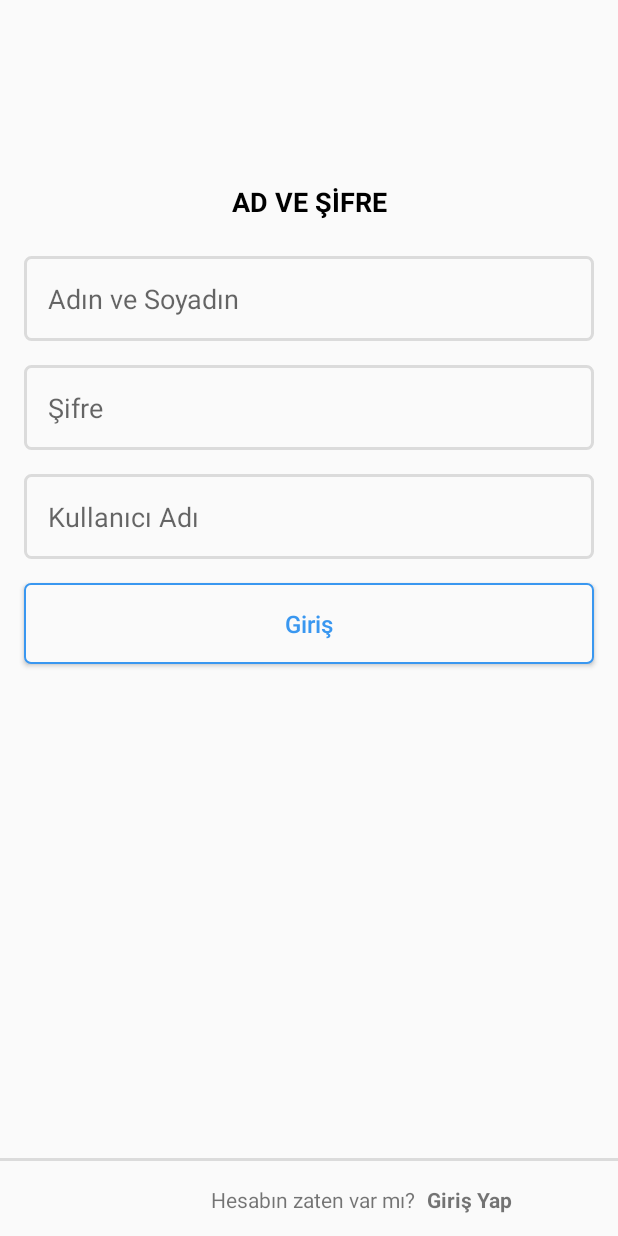
After one commit to erolaksoy/instagram-clone-app-kotlin, an Android app: the layout fragment_kayit.xml on its own in the app's theme, with its tools: preview values and no code run, on a phone screen of 412 x 824 dp. The commit adds this screen. Run offline under Robolectric (Android 15) with nearby library versions, the phone set to English and light mode, and no system bars.

```diff
--- a/app/src/main/java/com/erolaksoy/instagramclone/Login/EmailGirisYontemiFragment.kt
+++ b/app/src/main/java/com/erolaksoy/instagramclone/Login/KayitFragment.kt
@@ -23,14 +23,14 @@ private const val ARG_PARAM2 = "param2"
  * A simple [Fragment] subclass.
  *
  */
-class EmailGirisYontemiFragment : Fragment() {
+class KayitFragment : Fragment() {
 
     override fun onCreateView(
         inflater: LayoutInflater, container: ViewGroup?,
         savedInstanceState: Bundle?
     ): View? {
         // Inflate the layout for this fragment
-        return inflater.inflate(R.layout.fragment_email_giris_yontemi, container, false)
+        return inflater.inflate(R.layout.fragment_kayit, container, false)
     }
 
     @Subscribe(sticky = true)
--- a/app/src/main/java/com/erolaksoy/instagramclone/Login/RegisterActivity.kt
+++ b/app/src/main/java/com/erolaksoy/instagramclone/Login/RegisterActivity.kt
@@ -2,6 +2,7 @@ package com.erolaksoy.instagramclone.Login
 
 import android.support.v7.app.AppCompatActivity
 import android.os.Bundle
+import android.support.v4.app.FragmentManager
 import android.support.v4.content.ContextCompat
 import android.text.Editable
 import android.text.InputType
@@ -13,12 +14,15 @@ import com.erolaksoy.instagramclone.utils.EventBusDataEvents
 import kotlinx.android.synthetic.main.activity_register.*
 import org.greenrobot.eventbus.EventBus
 
-class RegisterActivity : AppCompatActivity() {
+class RegisterActivity : AppCompatActivity(), FragmentManager.OnBackStackChangedListener {
+    lateinit var manager:FragmentManager
 
     override fun onCreate(savedInstanceState: Bundle?) {
+
         super.onCreate(savedInstanceState)
         setContentView(R.layout.activity_register)
-
+        manager=supportFragmentManager
+        manager.addOnBackStackChangedListener(this)
         init()
     }
 
@@ -76,7 +80,7 @@ class RegisterActivity : AppCompatActivity() {
                         loginRoot.visibility=View.GONE
                         loginContainer.visibility=View.VISIBLE
                         var transaction=supportFragmentManager.beginTransaction()
-                        transaction.replace(R.id.loginContainer,EmailGirisYontemiFragment())
+                        transaction.replace(R.id.loginContainer,KayitFragment())
                         transaction.addToBackStack("Email giris  eklendi")
                         transaction.commit()
                         EventBus.getDefault().postSticky(EventBusDataEvents.EmailGonder(etGirisYontemi.text.toString()))
@@ -89,9 +93,14 @@ class RegisterActivity : AppCompatActivity() {
 
     }
 
-    override fun onBackPressed() {
-        loginRoot.visibility=View.VISIBLE
-        super.onBackPressed()
+
+    override fun onBackStackChanged() {
+        val elemanSayisi = manager.backStackEntryCount
+        if(elemanSayisi==0){
+            loginRoot.visibility=View.VISIBLE
+
+        }
     }
 
+
 }
--- a/app/src/main/java/com/erolaksoy/instagramclone/Login/TelefonKoduGirFragment.kt
+++ b/app/src/main/java/com/erolaksoy/instagramclone/Login/TelefonKoduGirFragment.kt
@@ -42,9 +42,19 @@ class TelefonKoduGirFragment : Fragment() {
 
         view.btnTelKodIleri.setOnClickListener {
             if(gelenKod.equals(view.etOnayKodu.text.toString())){
-                Toast.makeText(activity,"ilerle",Toast.LENGTH_SHORT).show()
+
+                var transaction=activity!!.supportFragmentManager.beginTransaction()
+                transaction.replace(R.id.loginContainer,KayitFragment())
+                transaction.addToBackStack("kayitFragment Eklendi")
+                transaction.commit()
+
+
+
             }else{
-                Toast.makeText(activity,"Kod Hatalı",Toast.LENGTH_SHORT).show()
+                var transaction=activity!!.supportFragmentManager.beginTransaction()
+                transaction.replace(R.id.loginContainer,KayitFragment())
+                transaction.addToBackStack("kayitFragment Eklendi")
+                transaction.commit()
             }
         }
 
--- a/app/src/main/res/layout/fragment_email_giris_yontemi.xml
+++ /dev/null
@@ -1,15 +0,0 @@
-<?xml version="1.0" encoding="utf-8"?>
-<FrameLayout xmlns:android="http://schemas.android.com/apk/res/android"
-             xmlns:tools="http://schemas.android.com/tools"
-             android:layout_width="match_parent"
-             android:layout_height="match_parent"
-             android:background="@color/colorAccent"
-             tools:context=".Login.EmailGirisYontemiFragment">
-
-    <!-- TODO: Update blank fragment layout -->
-    <TextView
-            android:layout_width="match_parent"
-            android:layout_height="match_parent"
-            android:text="Email Giris Yontemi"/>
-
-</FrameLayout>
--- /dev/null
+++ b/app/src/main/res/layout/fragment_kayit.xml
@@ -0,0 +1,100 @@
+<?xml version="1.0" encoding="utf-8"?>
+<android.support.constraint.ConstraintLayout xmlns:android="http://schemas.android.com/apk/res/android"
+                                             xmlns:app="http://schemas.android.com/apk/res-auto"
+                                             xmlns:tools="http://schemas.android.com/tools"
+                                             android:layout_width="match_parent"
+                                             android:layout_height="match_parent"
+
+                                             tools:context="com.erolaksoy.instagramclone.Login.KayitFragment">
+    <TextView
+            android:text="AD VE ŞİFRE"
+            android:layout_width="wrap_content"
+            android:layout_height="wrap_content"
+            app:layout_constraintStart_toStartOf="parent" app:layout_constraintEnd_toEndOf="parent"
+            android:id="@+id/textView19" android:textSize="18sp" android:textColor="@color/siyah"
+            android:layout_marginTop="40dp" app:layout_constraintTop_toTopOf="parent"
+            android:layout_marginBottom="595dp" app:layout_constraintBottom_toBottomOf="parent"
+            android:textStyle="bold"/>
+    <EditText
+            android:layout_width="0dp"
+            android:layout_height="wrap_content"
+            android:inputType="textPersonName"
+            android:ems="10"
+            app:layout_constraintStart_toStartOf="parent"
+            app:layout_constraintEnd_toEndOf="parent" android:id="@+id/editText5" android:hint="Adın ve Soyadın"
+            android:background="@drawable/register_edit_text"
+            android:padding="16dp"
+            android:layout_marginTop="24dp" app:layout_constraintTop_toBottomOf="@+id/textView19"
+            android:layout_marginStart="16dp" android:layout_marginEnd="16dp"/>
+    <EditText
+            android:layout_width="0dp"
+            android:layout_height="wrap_content"
+            android:inputType="textPersonName"
+            android:background="@drawable/register_edit_text"
+            android:padding="16dp"
+            android:ems="10"
+            app:layout_constraintStart_toStartOf="parent"
+            app:layout_constraintEnd_toEndOf="parent" android:id="@+id/editText7" android:hint="Kullanıcı Adı"
+            android:layout_marginStart="16dp" android:layout_marginEnd="16dp"
+            app:layout_constraintHorizontal_bias="0.0" android:layout_marginTop="16dp"
+            app:layout_constraintTop_toBottomOf="@+id/editText6"/>
+    <EditText
+            android:layout_width="0dp"
+            android:layout_height="wrap_content"
+            android:inputType="textPassword"
+            android:ems="10"
+            android:background="@drawable/register_edit_text"
+            android:padding="16dp"
+            app:layout_constraintStart_toStartOf="parent"
+            app:layout_constraintEnd_toEndOf="parent" android:id="@+id/editText6" android:layout_marginTop="16dp"
+            app:layout_constraintTop_toBottomOf="@+id/editText5" android:layout_marginStart="16dp"
+            android:layout_marginEnd="16dp" android:hint="Şifre"/>
+    <Button
+            android:text="Giriş"
+            android:layout_width="0dp"
+            android:layout_height="wrap_content"
+            android:background="@drawable/register_button"
+            android:padding="16dp"
+            android:textAllCaps="false"
+            android:textColor="@color/mavi"
+            app:layout_constraintStart_toStartOf="parent" app:layout_constraintEnd_toEndOf="parent"
+            android:id="@+id/button" android:layout_marginTop="16dp"
+            app:layout_constraintTop_toBottomOf="@+id/editText7" android:layout_marginStart="16dp"
+            android:layout_marginEnd="16dp" app:layout_constraintHorizontal_bias="0.0" android:textSize="16sp"/>
+
+    <View
+            android:id="@+id/golgelik1"
+            android:layout_width="0dp"
+            android:layout_height="2dp"
+            android:layout_marginBottom="50dp"
+            android:background="@color/golgelik"
+            app:layout_constraintBottom_toBottomOf="parent"
+            app:layout_constraintEnd_toEndOf="parent"
+            app:layout_constraintStart_toStartOf="parent"></View>
+
+    <TextView
+            android:id="@+id/textView17"
+            android:layout_width="wrap_content"
+            android:layout_height="wrap_content"
+            android:layout_marginEnd="8dp"
+            android:layout_marginStart="8dp"
+            android:layout_marginTop="16dp"
+            android:text="Hesabın zaten var mı?"
+            app:layout_constraintEnd_toStartOf="@+id/tvGirisYap"
+            app:layout_constraintHorizontal_bias="1.0"
+            app:layout_constraintStart_toStartOf="parent"
+            app:layout_constraintTop_toBottomOf="@+id/golgelik1" />
+
+    <TextView
+            android:id="@+id/tvGirisYap"
+            android:layout_width="wrap_content"
+            android:layout_height="wrap_content"
+            android:layout_marginEnd="70dp"
+            android:layout_marginTop="16dp"
+            android:text="Giriş Yap"
+            android:textStyle="bold"
+            app:layout_constraintEnd_toEndOf="parent"
+            app:layout_constraintTop_toBottomOf="@+id/golgelik1" />
+
+
+</android.support.constraint.ConstraintLayout>
```
